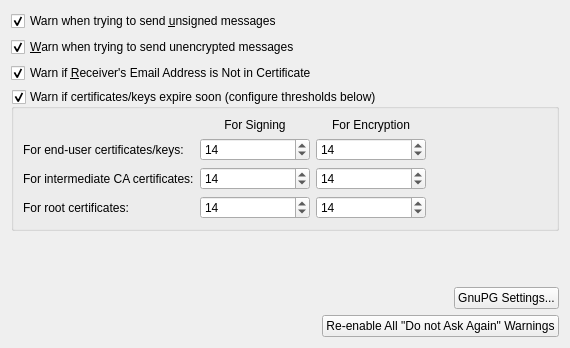
First picture: the form in kmail/ui/warningconfiguration.ui, repository chusopr/kdepim-ktimetracker-akonadi, before the edit.
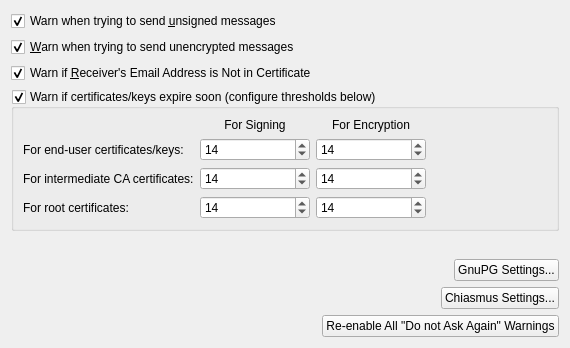
Second picture: the form after the edit. Custom widgets are drawn as their Qt base class.

Commit message: ConfigureDialog: SecurityTab: add a button to configure the Chiasmus cryptogrpahic backend.

```diff
--- a/kmail/ui/warningconfiguration.ui
+++ b/kmail/ui/warningconfiguration.ui
@@ -405,6 +405,30 @@
      </item>
     </layout>
    </item>
+   <item>
+    <layout class="QHBoxLayout">
+     <item>
+      <spacer name="horizontalSpacer2">
+       <property name="orientation">
+        <enum>Qt::Horizontal</enum>
+       </property>
+       <property name="sizeHint" stdset="0">
+        <size>
+         <width>40</width>
+         <height>20</height>
+        </size>
+       </property>
+      </spacer>
+     </item>
+     <item>
+      <widget class="QPushButton" name="chiasmusButton">
+       <property name="text">
+        <string>Chiasmus Settings...</string>
+       </property>
+      </widget>
+     </item>
+    </layout>
+   </item>
    <item>
     <layout class="QHBoxLayout">
      <property name="margin">
```
The commit also changes 2 other files.
